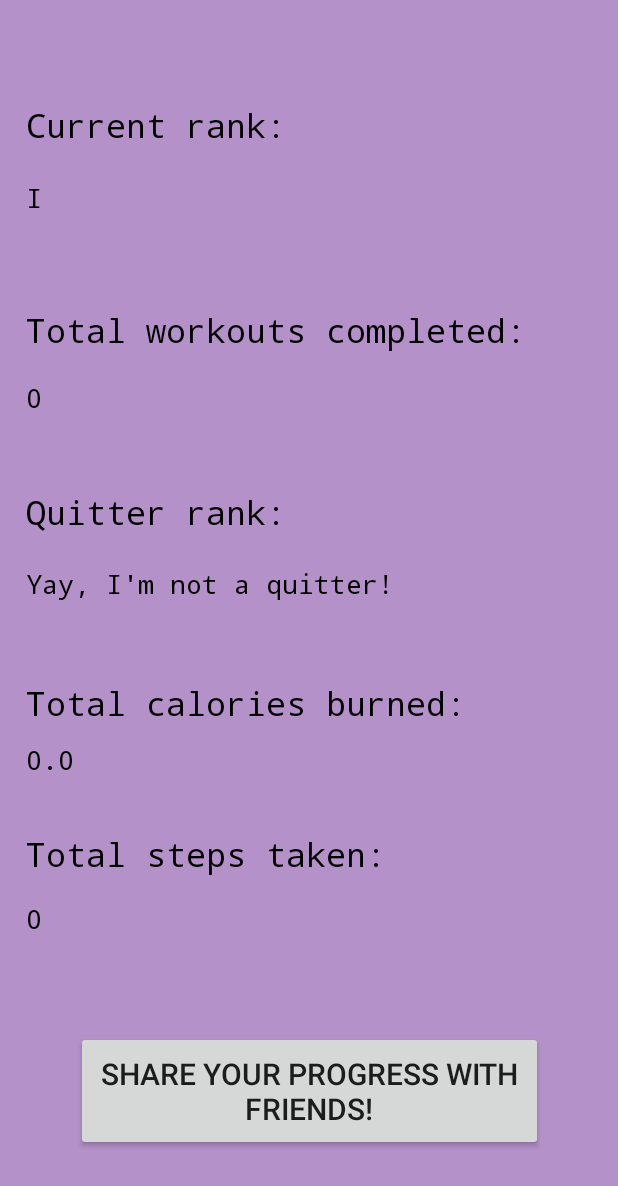
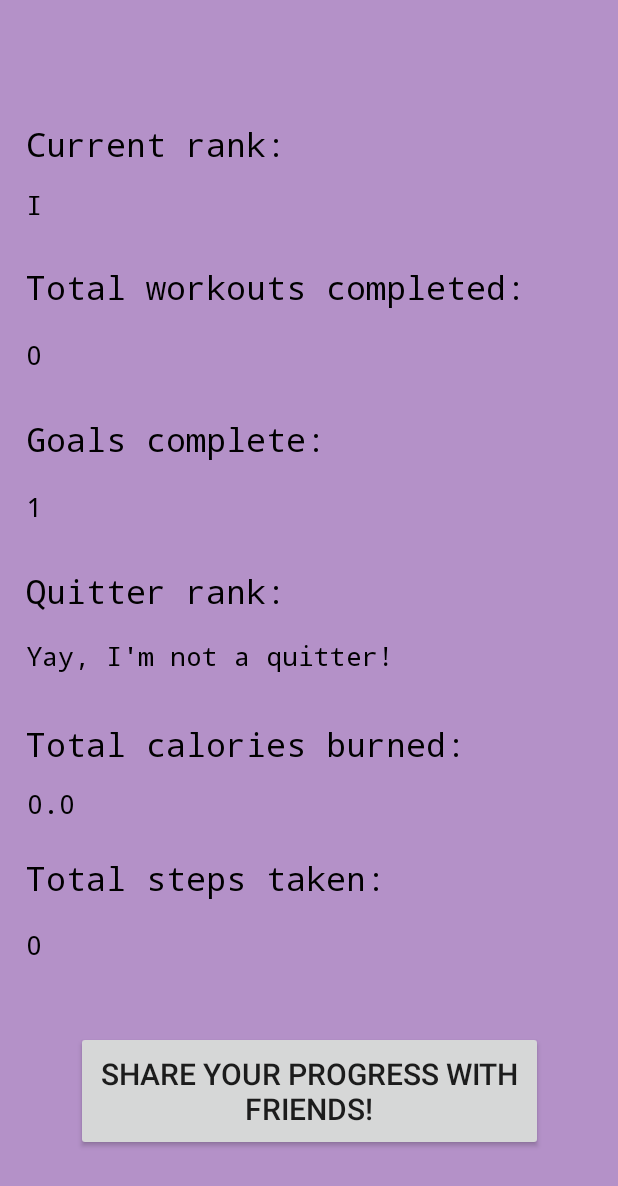
Before and after one commit to ZADAWI123/CMSC-355-APP-Group-D, an Android app: the Progression_Tab screen opened directly, with no data from a screen before it, on a phone screen of 412 x 824 dp. Shown: the top 1186 px of the screen. Run offline under Robolectric (Android 15) with nearby library versions, the phone set to English and light mode, and no system bars.

Commit message:
You can now complete goals and see how many total you' have completed

```diff
--- a/app/src/main/java/com/example/cmsc355app/Progression_Tab.java
+++ b/app/src/main/java/com/example/cmsc355app/Progression_Tab.java
@@ -24,6 +24,7 @@ public class Progression_Tab<array> extends AppCompatActivity {
     TextView stringTextView;
     TextView receiver_msg;
     TextView stps;
+    TextView totalGoalsComplete;
 
     @Override
     protected void onCreate(Bundle savedInstanceState) {
@@ -49,6 +50,8 @@ public class Progression_Tab<array> extends AppCompatActivity {
         receiver_msg.setText(Float.toString((float) (Math.floor(PreferenceManager.getDefaultSharedPreferences(getBaseContext()).getFloat("calCount",  0) * 100) / 100)));
         stps.setText(Integer.toString(PreferenceManager.getDefaultSharedPreferences(getBaseContext()).getInt("stepCount", 0)));
 
+        totalGoalsComplete = findViewById(R.id.totalGoalsComplete);
+        totalGoalsComplete.setText(Integer.toString(PreferenceManager.getDefaultSharedPreferences(getBaseContext()).getInt("complete",0)));
 
         SharedPreferences myPrefs = PreferenceManager.getDefaultSharedPreferences(getBaseContext());
         //SharedPreferences.Editor myEditor = myPrefs.edit();
--- a/app/src/main/res/layout/activity_progression__tab.xml
+++ b/app/src/main/res/layout/activity_progression__tab.xml
@@ -21,7 +21,7 @@
         app:layout_constraintHorizontal_bias="0.0"
         app:layout_constraintStart_toStartOf="@id/caloriesid"
         app:layout_constraintTop_toTopOf="parent"
-        app:layout_constraintVertical_bias="0.258" />
+        app:layout_constraintVertical_bias="0.222" />
 
     <TextView
         android:id="@+id/caloriesid"
@@ -34,10 +34,10 @@
         android:textSize="22sp"
         app:layout_constraintBottom_toBottomOf="parent"
         app:layout_constraintEnd_toEndOf="parent"
-        app:layout_constraintHorizontal_bias="0.145"
+        app:layout_constraintHorizontal_bias="0.144"
         app:layout_constraintStart_toStartOf="parent"
         app:layout_constraintTop_toTopOf="parent"
-        app:layout_constraintVertical_bias="0.618" />
+        app:layout_constraintVertical_bias="0.655" />
 
     <TextView
         android:id="@+id/textView12"
@@ -52,7 +52,7 @@
         app:layout_constraintHorizontal_bias="0.0"
         app:layout_constraintStart_toStartOf="@id/caloriesid"
         app:layout_constraintTop_toTopOf="parent"
-        app:layout_constraintVertical_bias="0.411" />
+        app:layout_constraintVertical_bias="0.477" />
 
     <TextView
         android:id="@+id/textView"
@@ -67,7 +67,7 @@
         app:layout_constraintHorizontal_bias="0.0"
         app:layout_constraintStart_toStartOf="@id/caloriesid"
         app:layout_constraintTop_toTopOf="parent"
-        app:layout_constraintVertical_bias="0.086" />
+        app:layout_constraintVertical_bias="0.102" />
 
     <TextView
         android:id="@+id/calid"
@@ -82,10 +82,10 @@
         android:textSize="18sp"
         app:layout_constraintBottom_toBottomOf="parent"
         app:layout_constraintEnd_toEndOf="parent"
-        app:layout_constraintHorizontal_bias="0.0"
+        app:layout_constraintHorizontal_bias="0.016"
         app:layout_constraintStart_toStartOf="@+id/textView12"
         app:layout_constraintTop_toTopOf="parent"
-        app:layout_constraintVertical_bias="0.633" />
+        app:layout_constraintVertical_bias="0.671" />
 
     <TextView
         android:id="@+id/textView2"
@@ -100,7 +100,7 @@
         app:layout_constraintHorizontal_bias="0.0"
         app:layout_constraintStart_toStartOf="@id/caloriesid"
         app:layout_constraintTop_toTopOf="parent"
-        app:layout_constraintVertical_bias="0.149" />
+        app:layout_constraintVertical_bias="0.155" />
 
     <TextView
         android:id="@+id/textView5"
@@ -115,7 +115,7 @@
         app:layout_constraintHorizontal_bias="0.0"
         app:layout_constraintStart_toStartOf="@id/caloriesid"
         app:layout_constraintTop_toTopOf="parent"
-        app:layout_constraintVertical_bias="0.316" />
+        app:layout_constraintVertical_bias="0.28" />
 
     <Button
         android:id="@+id/shareBtn"
@@ -142,7 +142,7 @@
         app:layout_constraintHorizontal_bias="0.0"
         app:layout_constraintStart_toStartOf="@id/caloriesid"
         app:layout_constraintTop_toTopOf="parent"
-        app:layout_constraintVertical_bias="0.471" />
+        app:layout_constraintVertical_bias="0.531" />
 
     <TextView
         android:id="@+id/textView11"
@@ -157,7 +157,7 @@
         app:layout_constraintHorizontal_bias="0.0"
         app:layout_constraintStart_toStartOf="@+id/textView12"
         app:layout_constraintTop_toTopOf="parent"
-        app:layout_constraintVertical_bias="0.698" />
+        app:layout_constraintVertical_bias="0.718" />
 
     <TextView
         android:id="@+id/stps"
@@ -172,6 +172,36 @@
         app:layout_constraintHorizontal_bias="0.0"
         app:layout_constraintStart_toStartOf="@+id/textView12"
         app:layout_constraintTop_toTopOf="parent"
-        app:layout_constraintVertical_bias="0.751" />
+        app:layout_constraintVertical_bias="0.772" />
+
+    <TextView
+        android:id="@+id/textView35"
+        android:layout_width="wrap_content"
+        android:layout_height="wrap_content"
+        android:fontFamily="monospace"
+        android:text="Goals complete:"
+        android:textColor="#000000"
+        android:textSize="22sp"
+        app:layout_constraintBottom_toBottomOf="parent"
+        app:layout_constraintEnd_toEndOf="parent"
+        app:layout_constraintHorizontal_bias="0.0"
+        app:layout_constraintStart_toStartOf="@+id/caloriesid"
+        app:layout_constraintTop_toTopOf="parent"
+        app:layout_constraintVertical_bias="0.35" />
+
+    <TextView
+        android:id="@+id/totalGoalsComplete"
+        android:layout_width="wrap_content"
+        android:layout_height="wrap_content"
+        android:fontFamily="monospace"
+        android:text="Total goals completed"
+        android:textColor="#000000"
+        android:textSize="18sp"
+        app:layout_constraintBottom_toBottomOf="parent"
+        app:layout_constraintEnd_toEndOf="parent"
+        app:layout_constraintHorizontal_bias="0.0"
+        app:layout_constraintStart_toStartOf="@+id/caloriesid"
+        app:layout_constraintTop_toTopOf="parent"
+        app:layout_constraintVertical_bias="0.407" />
 
 </androidx.constraintlayout.widget.ConstraintLayout>
```
Also changed, not shown: app/src/main/java/com/example/cmsc355app/Goals.java (+14 -0 lines), app/src/main/res/layout/activity_goals.xml (+16 -3 lines).
